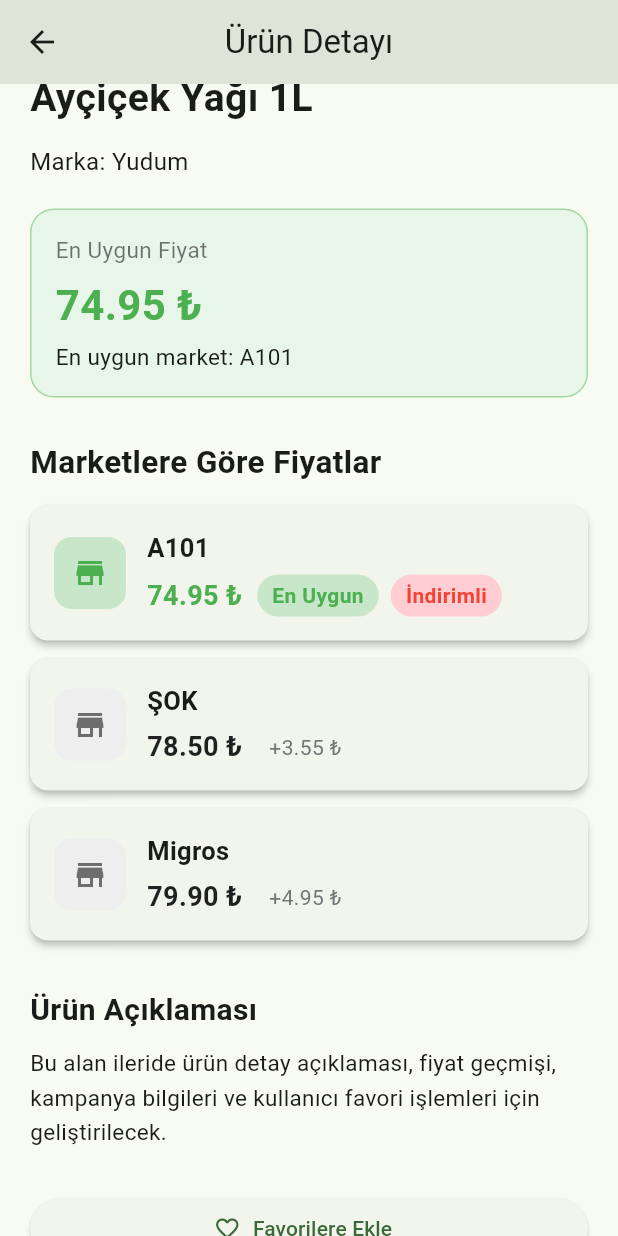
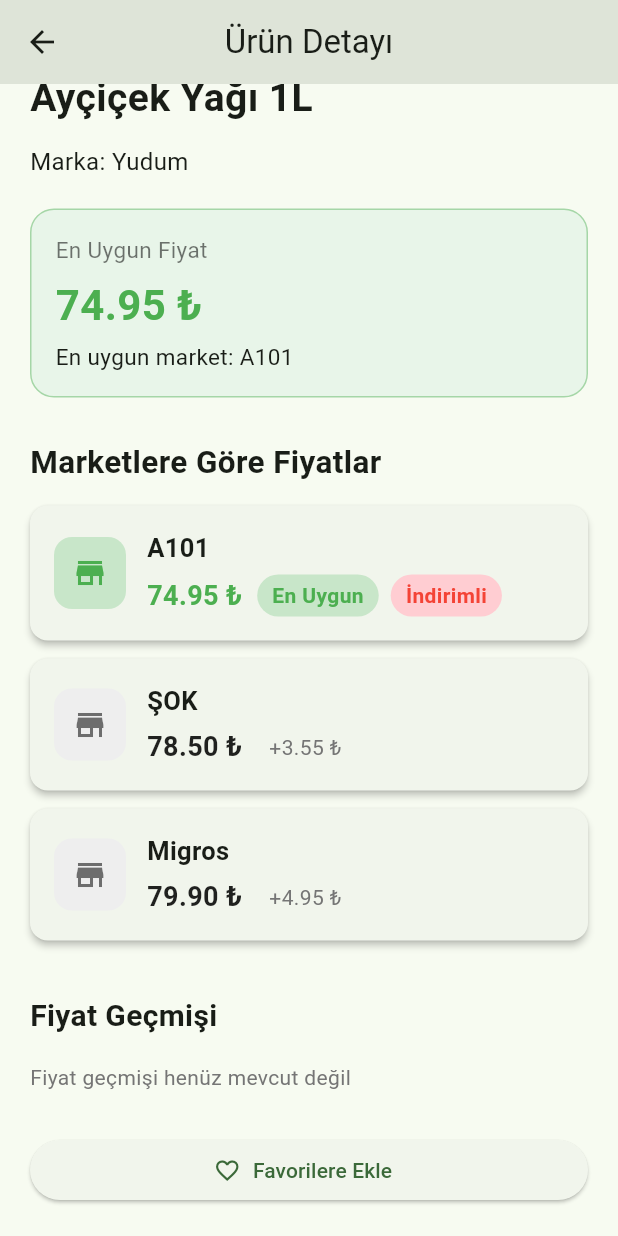
Before and after one commit to hokaradag/fiyatcep, a Flutter app: the ProductDetailPage screen opened directly with sample values from the repository, scrolled down 233 dp, on a phone screen of 412 x 824 dp. Run offline on Flutter 3.47's test engine with Material 3 defaults, Android fonts, the phone set to English and light mode, and no system bars; our stand-ins replace dio, fl_chart, flutter_riverpod, freezed_annotation, shared_preferences; accounts and stored records are empty; network calls fail.

Commit message:
feat(03-02): wire ProductPriceHistorySection into ProductDetailPage
- Add import for product_price_history_section.dart
- Replace placeholder text block with ProductPriceHistorySection(priceHistory: product.priceHistory)
- Remove 'Bu alan ileride...' and 'Urun Aciklamasi' placeholder content

```diff
--- a/lib/features/products/product_detail_page.dart
+++ b/lib/features/products/product_detail_page.dart
@@ -4,6 +4,7 @@
 import 'models/product_item.dart';
 import 'presentation/providers/products_provider.dart';
 import 'widgets/product_info_section.dart';
+import 'widgets/product_price_history_section.dart';
 import 'widgets/product_price_section.dart';
 
 class ProductDetailPage extends ConsumerWidget {
@@ -34,16 +35,8 @@
                 ),
                 const SizedBox(height: 28),
                 ProductPriceSection(prices: prices),
-                const SizedBox(height: 20),
-                const Text(
-                  'Ürün Açıklaması',
-                  style: TextStyle(fontSize: 20, fontWeight: FontWeight.bold),
-                ),
-                const SizedBox(height: 10),
-                const Text(
-                  'Bu alan ileride ürün detay açıklaması, fiyat geçmişi, kampanya bilgileri ve kullanıcı favori işlemleri için geliştirilecek.',
-                  style: TextStyle(fontSize: 15, height: 1.5),
-                ),
+                const SizedBox(height: 24),
+                ProductPriceHistorySection(priceHistory: product.priceHistory),
                 const SizedBox(height: 28),
                 Consumer(
                   builder: (context, ref, child) {
```
